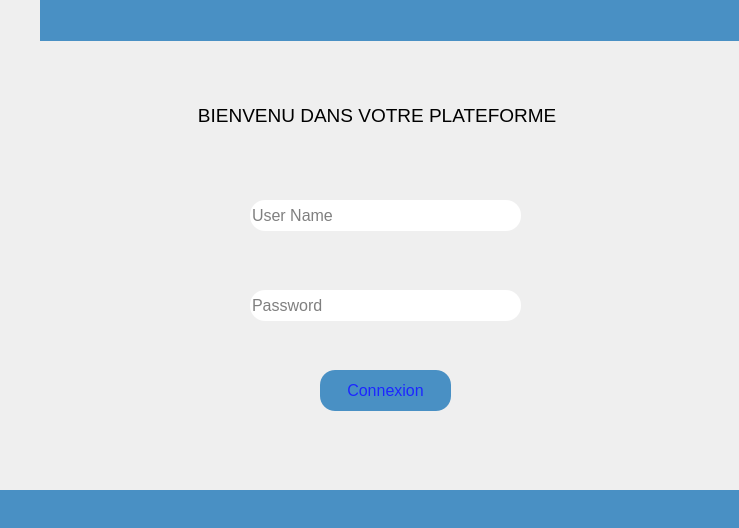
yacinefalldiagne/EduOpps-backOffice, file form.ui: the form before one commit.
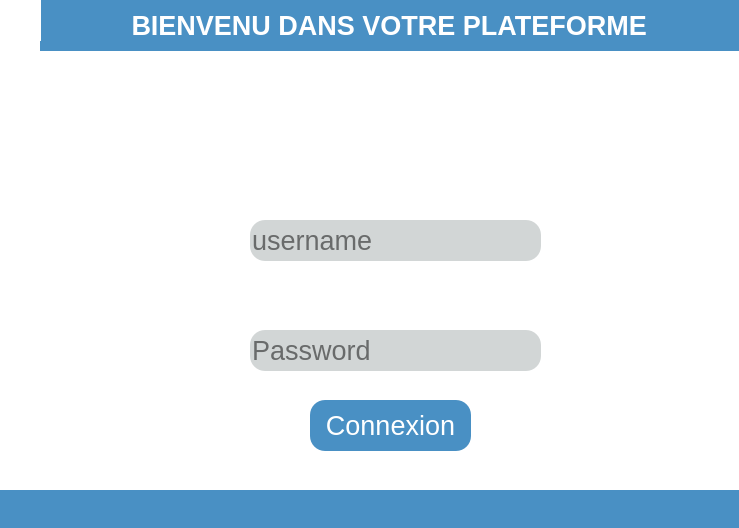
The form after the commit. Icons and pictures are not drawn.

Patch:
```diff
--- a/form.ui
+++ b/form.ui
@@ -13,19 +13,48 @@
   <property name="windowTitle">
    <string>Form</string>
   </property>
-  <widget class="QFrame" name="horizontalFrame">
+  <property name="toolTip">
+   <string>&lt;html&gt;&lt;head/&gt;&lt;body&gt;&lt;p&gt;&lt;span style=&quot; font-size:18pt;&quot;&gt;username&lt;/span&gt;&lt;/p&gt;&lt;/body&gt;&lt;/html&gt;</string>
+  </property>
+  <property name="styleSheet">
+   <string notr="true">background-color: rgb(255, 255, 255);</string>
+  </property>
+  <widget class="QFrame" name="horizontalFrame_2">
    <property name="geometry">
     <rect>
      <x>40</x>
      <y>0</y>
      <width>701</width>
-     <height>41</height>
+     <height>51</height>
     </rect>
    </property>
+   <property name="layoutDirection">
+    <enum>Qt::LeftToRight</enum>
+   </property>
    <property name="styleSheet">
     <string notr="true">background-color: rgb(73, 144, 196);</string>
    </property>
-   <layout class="QHBoxLayout" name="horizontalLayout"/>
+   <layout class="QHBoxLayout" name="horizontalLayout">
+    <item>
+     <widget class="QLabel" name="label">
+      <property name="enabled">
+       <bool>true</bool>
+      </property>
+      <property name="font">
+       <font>
+        <pointsize>20</pointsize>
+        <bold>true</bold>
+       </font>
+      </property>
+      <property name="styleSheet">
+       <string notr="true">color: rgb(255, 255, 255);</string>
+      </property>
+      <property name="text">
+       <string>           BIENVENU DANS VOTRE PLATEFORME</string>
+      </property>
+     </widget>
+    </item>
+   </layout>
   </widget>
   <widget class="QFrame" name="horizontalFrame">
    <property name="geometry">
@@ -41,41 +70,23 @@
    </property>
    <layout class="QHBoxLayout" name="horizontalLayout_3"/>
   </widget>
-  <widget class="QLabel" name="label">
-   <property name="geometry">
-    <rect>
-     <x>140</x>
-     <y>100</y>
-     <width>481</width>
-     <height>31</height>
-    </rect>
-   </property>
-   <property name="font">
-    <font>
-     <pointsize>14</pointsize>
-     <bold>false</bold>
-    </font>
-   </property>
-   <property name="text">
-    <string>           BIENVENU DANS VOTRE PLATEFORME</string>
-   </property>
-  </widget>
-  <widget class="QLineEdit" name="lineEdit">
+  <widget class="QLineEdit" name="Username">
    <property name="geometry">
     <rect>
      <x>250</x>
-     <y>200</y>
-     <width>271</width>
-     <height>31</height>
+     <y>220</y>
+     <width>291</width>
+     <height>41</height>
     </rect>
    </property>
    <property name="font">
     <font>
-     <pointsize>12</pointsize>
+     <pointsize>20</pointsize>
     </font>
    </property>
    <property name="styleSheet">
-    <string notr="true">border-radius:15px;</string>
+    <string notr="true">border-radius:15px;
+background-color: rgb(210, 214, 214);</string>
    </property>
    <property name="text">
     <string/>
@@ -84,25 +95,26 @@
     <enum>QLineEdit::Normal</enum>
    </property>
    <property name="placeholderText">
-    <string>User Name</string>
+    <string>username</string>
    </property>
   </widget>
   <widget class="QLineEdit" name="lineEdit_2">
    <property name="geometry">
     <rect>
      <x>250</x>
-     <y>290</y>
-     <width>271</width>
-     <height>31</height>
+     <y>330</y>
+     <width>291</width>
+     <height>41</height>
     </rect>
    </property>
    <property name="font">
     <font>
-     <pointsize>12</pointsize>
+     <pointsize>20</pointsize>
     </font>
    </property>
    <property name="styleSheet">
-    <string notr="true">border-radius:15px;</string>
+    <string notr="true">border-radius:15px;
+background-color: rgb(210, 214, 214);</string>
    </property>
    <property name="text">
     <string/>
@@ -117,20 +129,20 @@
   <widget class="QPushButton" name="pushButton">
    <property name="geometry">
     <rect>
-     <x>320</x>
-     <y>370</y>
-     <width>131</width>
-     <height>41</height>
+     <x>310</x>
+     <y>400</y>
+     <width>161</width>
+     <height>51</height>
     </rect>
    </property>
    <property name="font">
     <font>
-     <pointsize>12</pointsize>
+     <pointsize>20</pointsize>
     </font>
    </property>
    <property name="styleSheet">
     <string notr="true">background-color: rgb(73, 144, 196);
-color: rgb(28, 39, 255);
+color: rgb(255, 255, 255);
 border-radius:15px;
 
 
@@ -146,13 +158,76 @@
     <string>Connexion</string>
    </property>
   </widget>
+  <widget class="QLabel" name="logESP">
+   <property name="geometry">
+    <rect>
+     <x>0</x>
+     <y>0</y>
+     <width>41</width>
+     <height>41</height>
+    </rect>
+   </property>
+   <property name="styleSheet">
+    <string notr="true"/>
+   </property>
+   <property name="text">
+    <string/>
+   </property>
+   <property name="pixmap">
+    <pixmap>images/logoTypeEsp.jpg</pixmap>
+   </property>
+   <property name="scaledContents">
+    <bool>true</bool>
+   </property>
+  </widget>
+  <widget class="QLabel" name="logESP_2">
+   <property name="geometry">
+    <rect>
+     <x>190</x>
+     <y>220</y>
+     <width>41</width>
+     <height>41</height>
+    </rect>
+   </property>
+   <property name="styleSheet">
+    <string notr="true">image: url(:/img/images/loco pers (1).jpg);</string>
+   </property>
+   <property name="text">
+    <string/>
+   </property>
+   <property name="pixmap">
+    <pixmap>images/loco pers (1).jpg</pixmap>
+   </property>
+   <property name="scaledContents">
+    <bool>true</bool>
+   </property>
+  </widget>
+  <widget class="QLabel" name="logESP_3">
+   <property name="geometry">
+    <rect>
+     <x>190</x>
+     <y>330</y>
+     <width>45</width>
+     <height>45</height>
+    </rect>
+   </property>
+   <property name="styleSheet">
+    <string notr="true"/>
+   </property>
+   <property name="text">
+    <string/>
+   </property>
+   <property name="pixmap">
+    <pixmap>images/lock.png</pixmap>
+   </property>
+  </widget>
   <widget class="QLabel" name="label_2">
    <property name="geometry">
     <rect>
-     <x>0</x>
-     <y>0</y>
-     <width>41</width>
-     <height>41</height>
+     <x>330</x>
+     <y>60</y>
+     <width>101</width>
+     <height>141</height>
     </rect>
    </property>
    <property name="text">
```
Left out of the diff: 18 changed lines with no effect on the pictures.
